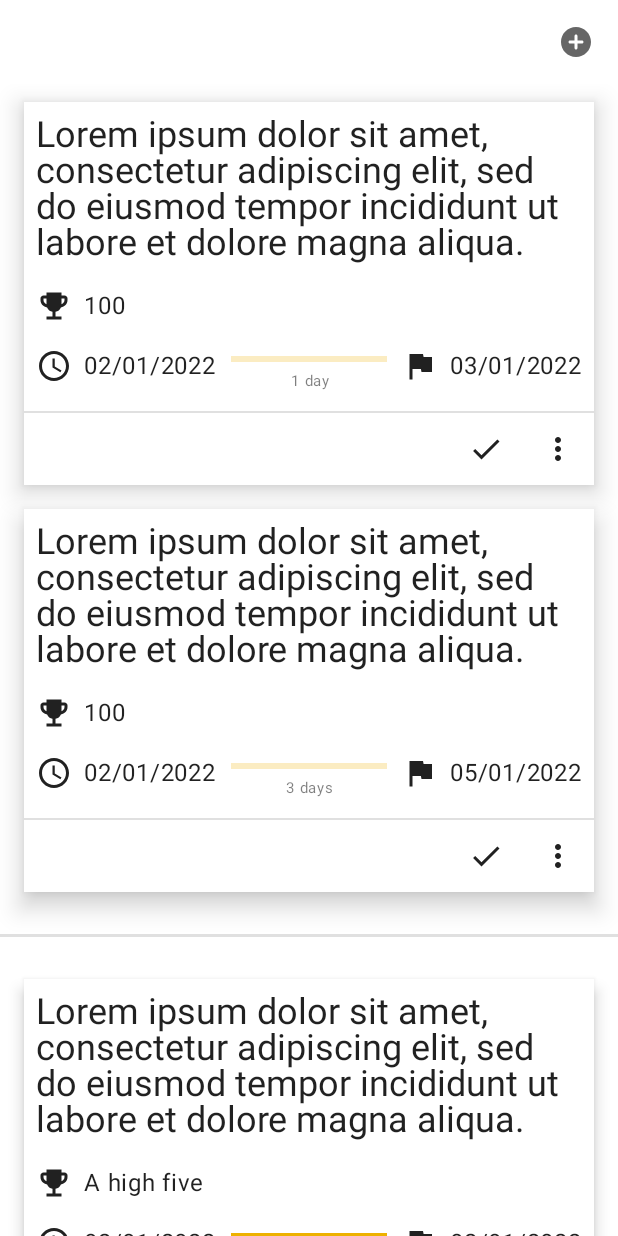
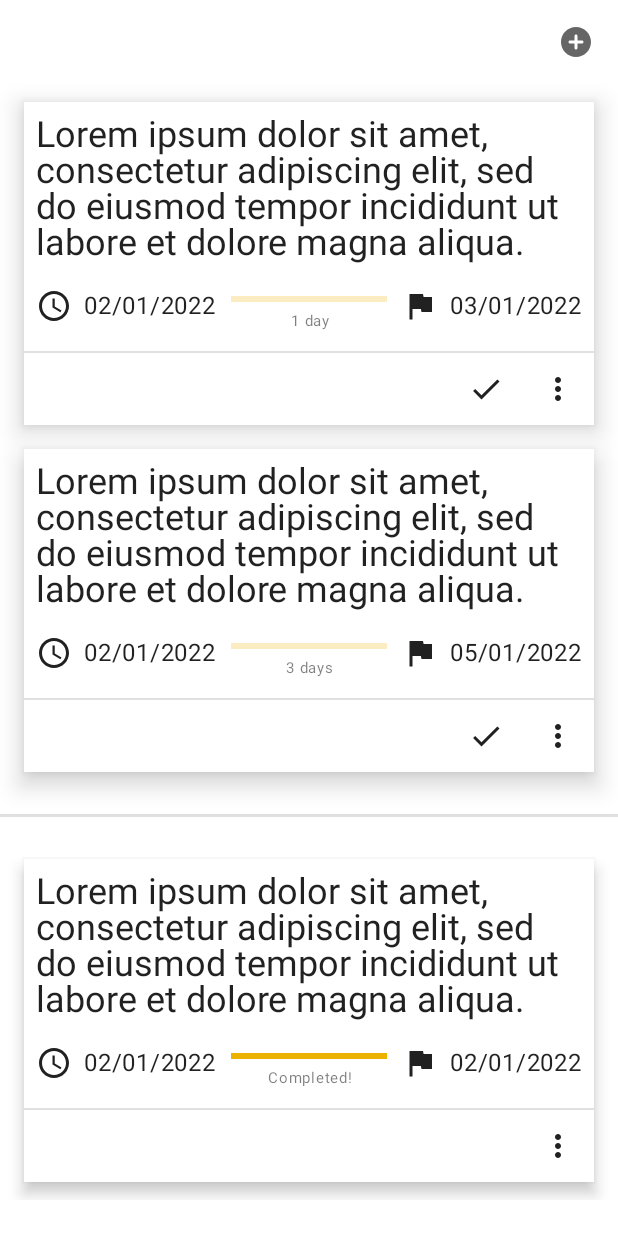
Before and after one commit to bradleytenuta/eyebrows, an Android app built with Jetpack Compose: the @Preview function HomePreview, on a phone screen of 412 x 824 dp. Run offline under Robolectric (Android 15) with nearby library versions, the phone set to English and light mode, and no system bars; our stand-ins replace accompanist.

Commit message:
Removed prize from eyebrow. Added another eyebrow test

```diff
--- a/app/src/main/java/com/ddairy/eyebrows/data/Eyebrow.kt
+++ b/app/src/main/java/com/ddairy/eyebrows/data/Eyebrow.kt
@@ -6,7 +6,6 @@ import java.util.UUID
 data class Eyebrow(
     var id: UUID = UUID.randomUUID(), // Since the user may generate identical tasks, give them each a unique ID
     var description: String,
-    var prize: String = "",
     var startDate: LocalDateTime = LocalDateTime.now(),
     var endDate: LocalDateTime = LocalDateTime.now().plusDays(1),
     var status: Status = Status.Open,
--- a/app/src/main/java/com/ddairy/eyebrows/ui/components/EyebrowCard.kt
+++ b/app/src/main/java/com/ddairy/eyebrows/ui/components/EyebrowCard.kt
@@ -20,7 +20,6 @@ import androidx.compose.material.IconButton
 import androidx.compose.material.MaterialTheme
 import androidx.compose.material.Text
 import androidx.compose.material.icons.Icons
-import androidx.compose.material.icons.filled.EmojiEvents
 import androidx.compose.material.icons.filled.Flag
 import androidx.compose.material.icons.filled.Person
 import androidx.compose.material.icons.filled.Schedule
@@ -88,18 +87,6 @@ fun CardContent(eyebrow: Eyebrow) {
         text = eyebrow.description,
         style = MaterialTheme.typography.h5
     )
-
-    // Ui for the Eyebrow prize.
-    if (eyebrow.prize.isNotEmpty()) {
-        Row(modifier = modifier) {
-            Icon(
-                imageVector = Icons.Filled.EmojiEvents,
-                contentDescription = "Prize"
-            )
-            Spacer(Modifier.size(ButtonDefaults.IconSpacing))
-            Text(text = eyebrow.prize)
-        }
-    }
 
     // UI for Eyebrow start and end date.
     Row(modifier = modifier) {
@@ -261,7 +248,6 @@ private fun LightModePreview() {
     val eyebrow = Eyebrow(
         id = UUID.randomUUID(),
         description = "Lorem ipsum dolor sit amet, consectetur adipiscing elit, sed do eiusmod tempor incididunt ut labore et dolore magna aliqua.",
-        prize = "£100",
         startDate = LocalDateTime.now().plusHours(12),
         participants = listOf(
             Participant("Bob"),
--- a/app/src/main/java/com/ddairy/eyebrows/ui/components/home/ParticipantDialog.kt
+++ b/app/src/main/java/com/ddairy/eyebrows/ui/components/home/ParticipantDialog.kt
@@ -89,7 +89,6 @@ private fun LightModePreview() {
     val eyebrow = Eyebrow(
         id = UUID.randomUUID(),
         description = "Lorem ipsum dolor sit amet, consectetur adipiscing elit, sed do eiusmod tempor incididunt ut labore et dolore magna aliqua.",
-        prize = "£100",
         startDate = LocalDateTime.now().plusHours(12),
         participants = listOf(
             Participant("Bob"),
--- a/app/src/main/java/com/ddairy/eyebrows/ui/home/HomeScreen.kt
+++ b/app/src/main/java/com/ddairy/eyebrows/ui/home/HomeScreen.kt
@@ -100,18 +100,15 @@ private fun HomePreview() {
             eyebrows = listOf(
                 Eyebrow(
                     description = "Lorem ipsum dolor sit amet, consectetur adipiscing elit, sed do eiusmod tempor incididunt ut labore et dolore magna aliqua.",
-                    prize = "A high five",
                     endDate = LocalDateTime.now(),
                     status = Eyebrow.Status.Complete
                 ),
                 Eyebrow(
                     description = "Lorem ipsum dolor sit amet, consectetur adipiscing elit, sed do eiusmod tempor incididunt ut labore et dolore magna aliqua.",
-                    prize = "100",
                     endDate = LocalDateTime.now().plusDays(3)
                 ),
                 Eyebrow(
                     description = "Lorem ipsum dolor sit amet, consectetur adipiscing elit, sed do eiusmod tempor incididunt ut labore et dolore magna aliqua.",
-                    prize = "100",
                     endDate = LocalDateTime.now().plusDays(1)
                 )
             ),
@@ -130,14 +127,12 @@ private fun HomePreviewDarkMode() {
             eyebrows = listOf(
                 Eyebrow(
                     description = "Lorem ipsum dolor sit amet, consectetur adipiscing elit, sed do eiusmod tempor incididunt ut labore et dolore magna aliqua.",
-                    prize = "A high five",
                     startDate = LocalDateTime.now().minusDays(1),
                     endDate = LocalDateTime.now().plusDays(1),
                     status = Eyebrow.Status.Complete
                 ),
                 Eyebrow(
                     description = "Lorem ipsum dolor sit amet, consectetur adipiscing elit, sed do eiusmod tempor incididunt ut labore et dolore magna aliqua.",
-                    prize = "100",
                     startDate = LocalDateTime.now().minusYears(30),
                     endDate = LocalDateTime.now().minusDays(1),
                 )
```
Also changed, not shown: app/src/main/java/com/ddairy/eyebrows/ui/stake/NewEyebrowsScreen.kt (+0 -9 lines), 2 other files.
